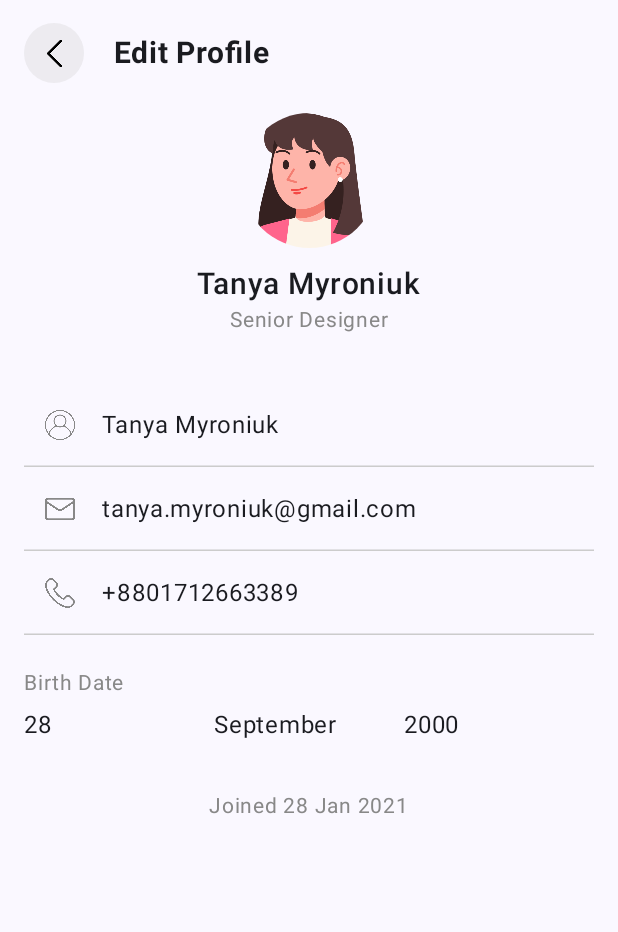
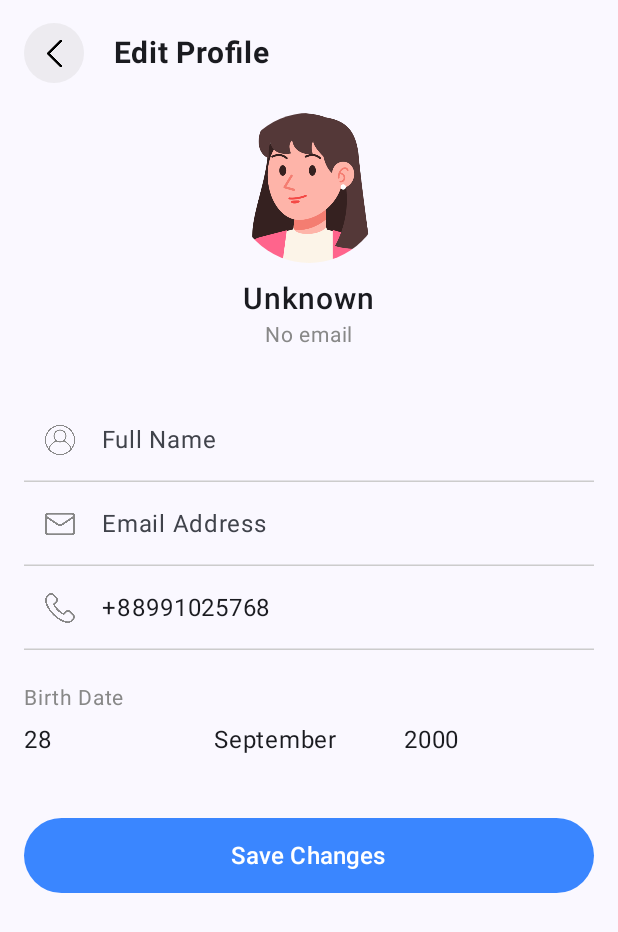
Before and after one commit to IT-Teacher/ITSchoolBank, an Android app built with Jetpack Compose: the composable EditProfileScreen shown on its own in the app's theme, on a phone screen of 412 x 824 dp. Shown: the top 932 px of the screen. Run offline under Robolectric (Android 15) with nearby library versions, the phone set to English and light mode, and no system bars; our stand-ins replace Firebase (no records; nobody signed in at launch, a user with empty details on screens opened directly).

Commit message:
firebase added

```diff
--- a/app/build.gradle.kts
+++ b/app/build.gradle.kts
@@ -2,6 +2,7 @@ plugins {
     alias(libs.plugins.android.application)
     alias(libs.plugins.kotlin.android)
     alias(libs.plugins.kotlin.compose)
+    alias(libs.plugins.google.gms.google.services)
 }
 
 android {
@@ -57,5 +58,8 @@ dependencies {
     debugImplementation(libs.androidx.ui.tooling)
     debugImplementation(libs.androidx.ui.test.manifest)
     implementation(libs.androidx.navigation.compose)
+    implementation(platform("com.google.firebase:firebase-bom:33.4.0"))
+    implementation("com.google.firebase:firebase-database-ktx")
+    implementation("com.google.firebase:firebase-auth-ktx")
 
 }
--- a/app/src/main/java/uz/itteacher/itschoolbank/profile/EditProfileScreen.kt
+++ b/app/src/main/java/uz/itteacher/itschoolbank/profile/EditProfileScreen.kt
@@ -1,36 +1,72 @@
 package uz.itteacher.itschoolbank.profile
 
+import android.content.Context
+import android.graphics.Bitmap
+import android.graphics.BitmapFactory
 import androidx.compose.foundation.Image
 import androidx.compose.foundation.background
 import androidx.compose.foundation.clickable
 import androidx.compose.foundation.layout.*
 import androidx.compose.foundation.shape.CircleShape
-import androidx.compose.material3.Icon
-import androidx.compose.material3.Text
-import androidx.compose.material3.TextField
-import androidx.compose.material3.TextFieldDefaults
+import androidx.compose.material3.*
 import androidx.compose.runtime.*
 import androidx.compose.ui.Alignment
 import androidx.compose.ui.Modifier
 import androidx.compose.ui.draw.clip
 import androidx.compose.ui.graphics.Color
+import androidx.compose.ui.graphics.asImageBitmap
+import androidx.compose.ui.graphics.painter.BitmapPainter
 import androidx.compose.ui.layout.ContentScale
+import androidx.compose.ui.platform.LocalContext
 import androidx.compose.ui.res.painterResource
 import androidx.compose.ui.text.font.FontWeight
 import androidx.compose.ui.text.input.TextFieldValue
 import androidx.compose.ui.unit.dp
 import androidx.compose.ui.unit.sp
 import androidx.navigation.NavController
+import com.google.firebase.database.FirebaseDatabase
+import kotlinx.coroutines.tasks.await
 import uz.itteacher.itschoolbank.R
+import java.io.File
 
 @Composable
 fun EditProfileScreen(navController: NavController) {
-    var fullName by remember { mutableStateOf(TextFieldValue("Tanya Myroniuk")) }
-    var email by remember { mutableStateOf(TextFieldValue("tanya.myroniuk@gmail.com")) }
-    var phone by remember { mutableStateOf(TextFieldValue("+8801712663389")) }
-    var day by remember { mutableStateOf("28") }
-    var month by remember { mutableStateOf("September") }
-    var year by remember { mutableStateOf("2000") }
+    fun loadProfileImage(context: Context): Bitmap? {
+        val file = File(context.filesDir, "profile.png")
+        return if (file.exists()) BitmapFactory.decodeFile(file.absolutePath) else null
+    }
+
+    val context = LocalContext.current
+    var profileBitmap by remember { mutableStateOf<Bitmap?>(null) }
+
+    // Load image when screen opens
+    LaunchedEffect(Unit) {
+        profileBitmap = loadProfileImage(context)
+    }
+    val database = FirebaseDatabase.getInstance().getReference("users")
+
+    var fullName by remember { mutableStateOf(TextFieldValue("")) }
+    var email by remember { mutableStateOf(TextFieldValue("")) }
+    var userId by remember { mutableStateOf<String?>(null) }
+    var saving by remember { mutableStateOf(false) }
+    var message by remember { mutableStateOf<String?>(null) }
+
+    val day = "28"
+    val month = "September"
+    val year = "2000"
+    var phone = "+88991025768"
+
+    LaunchedEffect(Unit) {
+        val snapshot = database.get().await()
+        if (snapshot.exists()) {
+            val firstUser = snapshot.children.firstOrNull()
+            if (firstUser != null) {
+                userId = firstUser.key
+                fullName = TextFieldValue(firstUser.child("name").value?.toString() ?: "")
+                email = TextFieldValue(firstUser.child("email").value?.toString() ?: "")
+            }
+        }
+    }
 
     Column(
         modifier = Modifier
@@ -45,14 +81,14 @@ fun EditProfileScreen(navController: NavController) {
                 modifier = Modifier
                     .size(40.dp)
                     .background(Color.LightGray.copy(alpha = 0.3f), CircleShape)
-                    .clickable { },
+                    .clickable { navController.popBackStack() },
                 contentAlignment = Alignment.Center
             ) {
                 Icon(
                     painter = painterResource(R.drawable.back),
                     contentDescription = "Back",
                     tint = Color.Black,
-                    modifier = Modifier.size(18.dp).clickable{navController.popBackStack()}
+                    modifier = Modifier.size(18.dp)
                 )
             }
 
@@ -72,17 +108,17 @@ fun EditProfileScreen(navController: NavController) {
         ) {
             Column(horizontalAlignment = Alignment.CenterHorizontally) {
                 Image(
-                    painter = painterResource(R.drawable.woman),
-                    contentDescription = "Profile Image",
+                    painter = if (profileBitmap != null) BitmapPainter(profileBitmap!!.asImageBitmap())
+                    else painterResource(R.drawable.woman),
+                    contentDescription = "Profile Picture",
                     modifier = Modifier
-                        .size(90.dp)
-                        .clip(CircleShape)
-                        .clickable { },
+                        .size(100.dp)
+                        .clip(CircleShape),
                     contentScale = ContentScale.Crop
                 )
                 Spacer(modifier = Modifier.height(12.dp))
-                Text(text = "Tanya Myroniuk", fontSize = 20.sp, fontWeight = FontWeight.Medium)
-                Text(text = "Senior Designer", fontSize = 14.sp, color = Color.Gray)
+                Text(text = fullName.text.ifEmpty { "Unknown" }, fontSize = 20.sp, fontWeight = FontWeight.Medium)
+                Text(text = email.text.ifEmpty { "No email" }, fontSize = 14.sp, color = Color.Gray)
             }
         }
 
@@ -167,41 +203,45 @@ fun EditProfileScreen(navController: NavController) {
                 modifier = Modifier.fillMaxWidth(),
                 horizontalArrangement = Arrangement.SpaceBetween
             ) {
-                Text(
-                    text = day,
-                    fontSize = 16.sp,
-                    modifier = Modifier
-                        .weight(1f)
-                        .clickable { }
-                )
-                Text(
-                    text = month,
-                    fontSize = 16.sp,
-                    modifier = Modifier
-                        .weight(1f)
-                        .clickable { }
-                )
-                Text(
-                    text = year,
-                    fontSize = 16.sp,
-                    modifier = Modifier
-                        .weight(1f)
-                        .clickable { }
-                )
+                Text(text = day, fontSize = 16.sp, modifier = Modifier.weight(1f))
+                Text(text = month, fontSize = 16.sp, modifier = Modifier.weight(1f))
+                Text(text = year, fontSize = 16.sp, modifier = Modifier.weight(1f))
             }
         }
 
-        Spacer(modifier = Modifier.height(30.dp))
+        Spacer(modifier = Modifier.height(40.dp))
 
-        Box(
-            modifier = Modifier.fillMaxWidth(),
-            contentAlignment = Alignment.Center
+        Button(
+            onClick = {
+                if (userId != null) {
+                    saving = true
+                    val updates = mapOf(
+                        "name" to fullName.text,
+                        "email" to email.text,
+                    )
+                    database.child(userId!!).updateChildren(updates).addOnCompleteListener { task ->
+                        saving = false
+                        message = if (task.isSuccessful) "Changes saved" else "Failed to save changes"
+                    }
+                }
+            },
+            modifier = Modifier
+                .fillMaxWidth()
+                .height(50.dp),
+            colors = ButtonDefaults.buttonColors(containerColor = Color(0xFF3A86FF)),
+            shape = CircleShape
         ) {
             Text(
-                text = "Joined 28 Jan 2021",
-                color = Color.Gray,
-                fontSize = 14.sp
+                text = if (saving) "Saving..." else "Save Changes",
+                color = Color.White,
+                fontSize = 16.sp,
+                fontWeight = FontWeight.Medium
             )
+        }
+
+        message?.let {
+            Spacer(modifier = Modifier.height(10.dp))
+            Text(text = it, color = if (it == "Changes saved") Color.Green else Color.Red)
         }
     }
 }
--- a/app/src/main/java/uz/itteacher/itschoolbank/profile/LanguageScreen.kt
+++ b/app/src/main/java/uz/itteacher/itschoolbank/profile/LanguageScreen.kt
@@ -36,8 +36,8 @@ fun LanguageScreen(navController: NavController) {
         Language("French", R.drawable.flag_france),
         Language("Spanish", R.drawable.flag_spain),
         Language("Vietnamese", R.drawable.flag_vietnam),
-        Language("German", R.drawable.flag_columbia),
-        Language("German", R.drawable.flag_australia)
+        Language("Columbian", R.drawable.flag_columbia),
+        Language("Australian", R.drawable.flag_australia)
     )
 
     val filteredLanguages = languages.filter {
--- a/build.gradle.kts
+++ b/build.gradle.kts
@@ -3,4 +3,5 @@ plugins {
     alias(libs.plugins.android.application) apply false
     alias(libs.plugins.kotlin.android) apply false
     alias(libs.plugins.kotlin.compose) apply false
+    alias(libs.plugins.google.gms.google.services) apply false
 }
--- a/gradle/libs.versions.toml
+++ b/gradle/libs.versions.toml
@@ -9,6 +9,9 @@ lifecycleRuntimeKtx = "2.9.4"
 activityCompose = "1.11.0"
 composeBom = "2024.09.00"
 navigationCompose = "2.9.5"
+googleGmsGoogleServices = "4.4.4"
+firebaseDatabase = "22.0.1"
+firebaseAuthKtx = "24.0.1"
 
 [libraries]
 androidx-core-ktx = { group = "androidx.core", name = "core-ktx", version.ref = "coreKtx" }
@@ -26,8 +29,11 @@ androidx-ui-test-manifest = { group = "androidx.compose.ui", name = "ui-test-man
 androidx-ui-test-junit4 = { group = "androidx.compose.ui", name = "ui-test-junit4" }
 androidx-material3 = { group = "androidx.compose.material3", name = "material3" }
 androidx-navigation-compose = { group = "androidx.navigation", name = "navigation-compose", version.ref = "navigationCompose" }
+firebase-database = { group = "com.google.firebase", name = "firebase-database", version.ref = "firebaseDatabase" }
+firebase-auth-ktx = { group = "com.google.firebase", name = "firebase-auth-ktx", version.ref = "firebaseAuthKtx" }
 
 [plugins]
 android-application = { id = "com.android.application", version.ref = "agp" }
 kotlin-android = { id = "org.jetbrains.kotlin.android", version.ref = "kotlin" }
 kotlin-compose = { id = "org.jetbrains.kotlin.plugin.compose", version.ref = "kotlin" }
+google-gms-google-services = { id = "com.google.gms.google-services", version.ref = "googleGmsGoogleServices" }
```
Also changed, not shown: app/src/main/java/uz/itteacher/itschoolbank/profile/ChangePasswordScreen.kt (+83 -120 lines), app/src/main/java/uz/itteacher/itschoolbank/profile/ProfileScreen.kt (+16 -3 lines).
